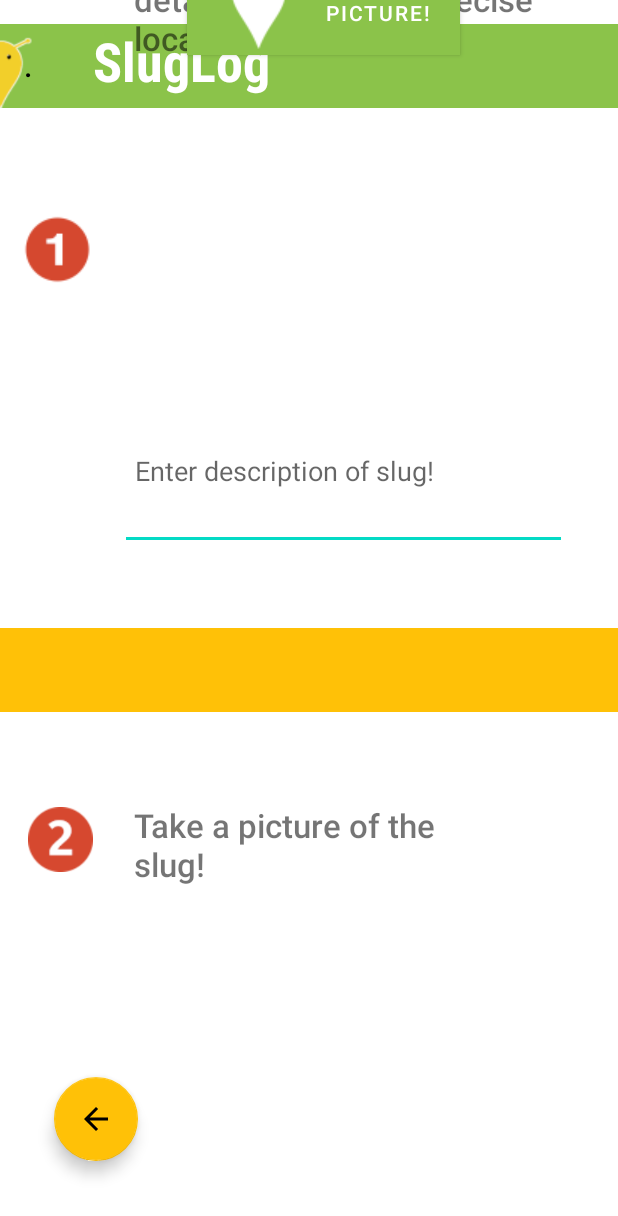
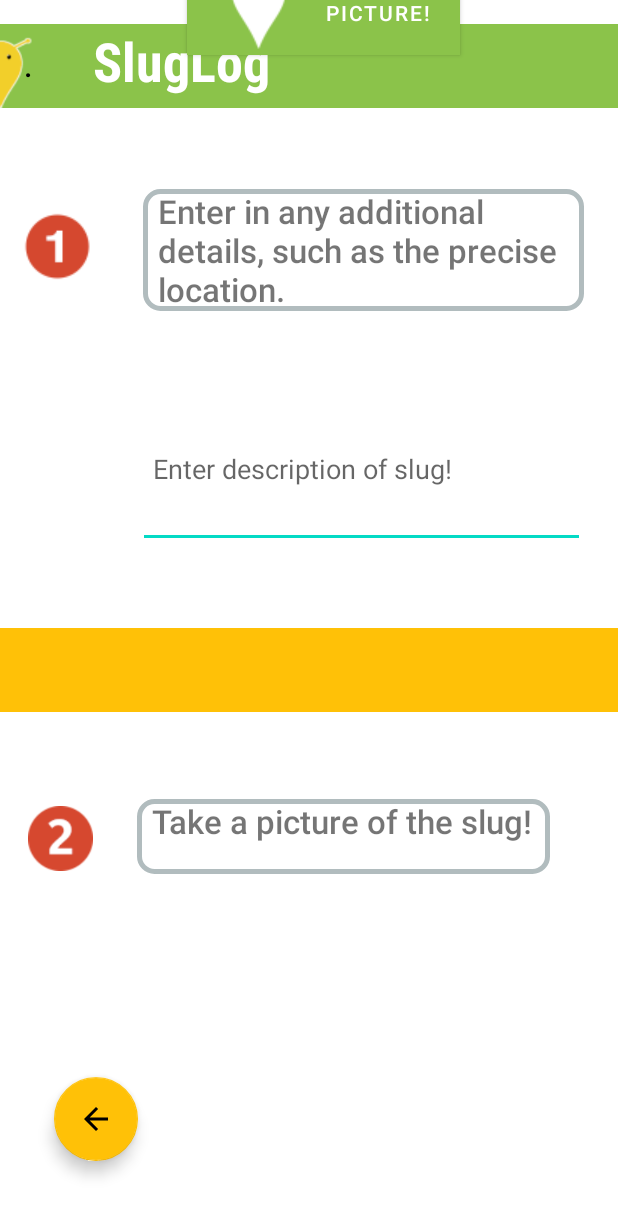
Before and after one commit to Clarencemeo/Slug, an Android app: the activity_uio screen opened directly, with no data from a screen before it, on a phone screen of 412 x 824 dp. Shown: the top 1216 px of the screen. Run offline under Robolectric (Android 15) with nearby library versions, the phone set to English and light mode, and no system bars.

Commit message:
Perma white background, added back borders.

```diff
--- a/app/src/main/java/com/example/slug/activity_uio.java
+++ b/app/src/main/java/com/example/slug/activity_uio.java
@@ -101,7 +101,7 @@ public class activity_uio extends AppCompatActivity   {
                 myIntent.putExtra("textInput", textboxResult);
             }
             else {
-                myIntent.putExtra("textInput", "You didn't enter a description!");
+                myIntent.putExtra("textInput", "No description");
             }
             //we are also going to store the picture that was taken and transfer it over onto the next activity, as seen below
             myIntent.putExtra("thumbnail", imageBitmap);
--- a/app/src/main/res/layout/activity_confirmationscreen.xml
+++ b/app/src/main/res/layout/activity_confirmationscreen.xml
@@ -5,6 +5,7 @@
     android:id="@+id/coordinatorLayout3"
     android:layout_width="match_parent"
     android:layout_height="match_parent"
+    android:background="@color/white"
     tools:context=".confirmationscreen">
 
     <com.google.android.material.appbar.AppBarLayout
@@ -115,6 +116,7 @@
         android:paddingLeft="10dp"
         android:paddingRight="10dp"
         android:text="You entered this as your description: "
+        android:background="@drawable/layout_bg"
         android:textSize="24sp"
         app:layout_constraintBottom_toBottomOf="@+id/include3"
         app:layout_constraintEnd_toEndOf="parent"
@@ -155,6 +157,7 @@
         android:layout_height="43dp"
         android:paddingLeft="10dp"
         android:text="You took this picture:"
+        android:background="@drawable/layout_bg"
         android:fontFamily="sans-serif-medium"
         android:textSize="24sp"
         app:layout_constraintBottom_toBottomOf="@+id/include3"
--- a/app/src/main/res/layout/activity_firstscreen_activity.xml
+++ b/app/src/main/res/layout/activity_firstscreen_activity.xml
@@ -5,6 +5,7 @@
     android:id="@+id/coordinatorLayout2"
     android:layout_width="match_parent"
     android:layout_height="match_parent"
+    android:background="@color/white"
     tools:context=".firstscreen_activity">
 
     <com.google.android.material.appbar.AppBarLayout
--- a/app/src/main/res/layout/activity_uio.xml
+++ b/app/src/main/res/layout/activity_uio.xml
@@ -5,6 +5,7 @@
     android:id="@+id/coordinatorLayout"
     android:layout_width="match_parent"
     android:layout_height="match_parent"
+    android:background="@color/white"
     tools:context=".activity_uio">
 
     <com.google.android.material.appbar.AppBarLayout
@@ -111,10 +112,10 @@
         android:paddingRight="10dp"
         app:layout_constraintBottom_toBottomOf="parent"
         app:layout_constraintEnd_toEndOf="parent"
-        app:layout_constraintHorizontal_bias="0.699"
+        app:layout_constraintHorizontal_bias="0.805"
         app:layout_constraintStart_toStartOf="parent"
         app:layout_constraintTop_toTopOf="parent"
-        app:layout_constraintVertical_bias="0.364" />
+        app:layout_constraintVertical_bias="0.362" />
 
     <Button
         android:id="@+id/buttonimage"
@@ -145,35 +146,37 @@
 
     <TextView
         android:id="@+id/textView2"
-        android:layout_width="297dp"
-        android:layout_height="84dp"
+        android:layout_width="294dp"
+        android:layout_height="81dp"
+        android:background="@drawable/layout_bg"
+        android:fontFamily="sans-serif-medium"
         android:paddingLeft="10dp"
         android:paddingRight="10dp"
         android:text="Enter in any additional details, such as the precise location."
-        android:fontFamily="sans-serif-medium"
         android:textSize="22sp"
-        app:layout_constraintBottom_toBottomOf="@+id/include"
+        app:layout_constraintBottom_toBottomOf="parent"
         app:layout_constraintEnd_toEndOf="parent"
-        app:layout_constraintHorizontal_bias="0.692"
+        app:layout_constraintHorizontal_bias="0.807"
         app:layout_constraintStart_toStartOf="parent"
-        app:layout_constraintTop_toTopOf="@+id/include"
-        app:layout_constraintVertical_bias="0.172" />
+        app:layout_constraintTop_toTopOf="parent"
+        app:layout_constraintVertical_bias="0.17" />
 
     <TextView
         android:id="@+id/textView7"
-        android:layout_width="270dp"
-        android:layout_height="63dp"
+        android:layout_width="275dp"
+        android:layout_height="50dp"
+        android:background="@drawable/layout_bg"
+        android:fontFamily="sans-serif-medium"
         android:paddingLeft="10dp"
         android:paddingRight="10dp"
         android:text="Take a picture of the slug!"
         android:textSize="22sp"
-        android:fontFamily="sans-serif-medium"
         app:layout_constraintBottom_toBottomOf="parent"
         app:layout_constraintEnd_toEndOf="parent"
-        app:layout_constraintHorizontal_bias="0.56"
+        app:layout_constraintHorizontal_bias="0.669"
         app:layout_constraintStart_toStartOf="parent"
         app:layout_constraintTop_toTopOf="@+id/include"
-        app:layout_constraintVertical_bias="0.704" />
+        app:layout_constraintVertical_bias="0.688" />
 
     <ImageView
         android:id="@+id/imageView8"
@@ -184,7 +187,7 @@
         app:layout_constraintHorizontal_bias="0.02"
         app:layout_constraintStart_toStartOf="parent"
         app:layout_constraintTop_toTopOf="parent"
-        app:layout_constraintVertical_bias="0.18"
+        app:layout_constraintVertical_bias="0.178"
         app:srcCompat="@drawable/number1" />
 
     <ImageView
@@ -196,6 +199,6 @@
         app:layout_constraintHorizontal_bias="0.051"
         app:layout_constraintStart_toStartOf="parent"
         app:layout_constraintTop_toTopOf="@+id/include"
-        app:layout_constraintVertical_bias="0.691"
+        app:layout_constraintVertical_bias="0.69"
         app:srcCompat="@drawable/number2" />
 </androidx.constraintlayout.widget.ConstraintLayout>
```
